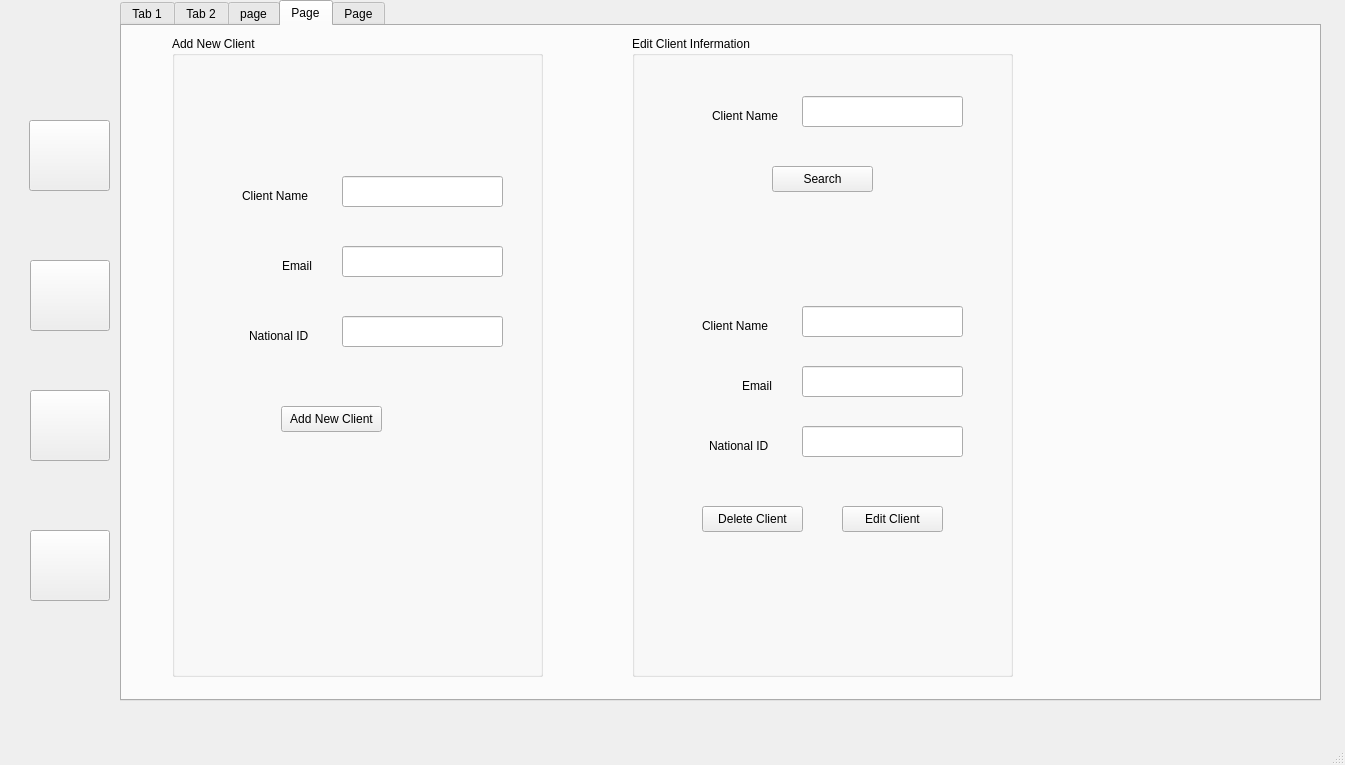
Qt form library.ui (safwanvk/lms) before a commit.
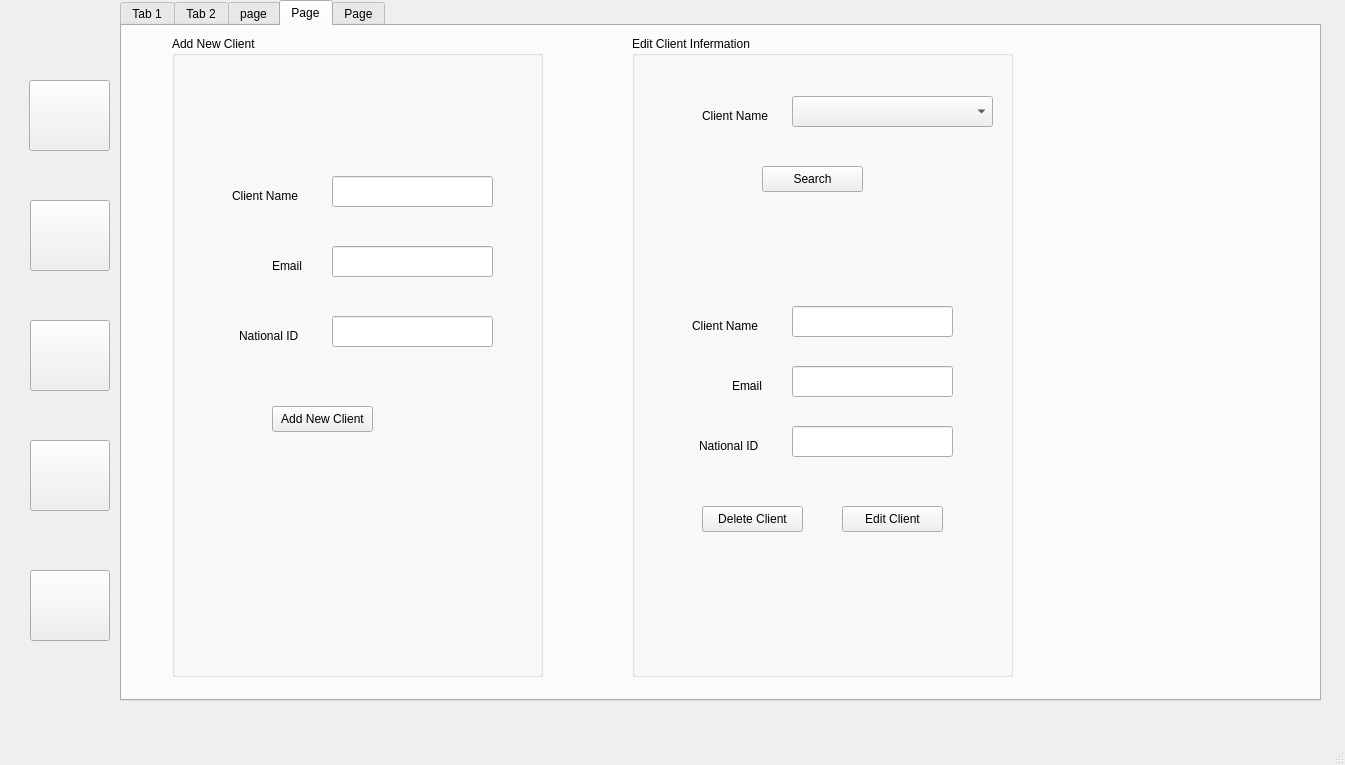
The same form after that commit. The open tabs and pages were chosen to show the change. Icons and pictures are not drawn.

Commit message: :sparkles: Setup add new client

Diff of the .ui file:
```diff
--- a/library.ui
+++ b/library.ui
@@ -18,7 +18,7 @@
     <property name="geometry">
      <rect>
       <x>29</x>
-      <y>120</y>
+      <y>80</y>
       <width>81</width>
       <height>71</height>
      </rect>
@@ -41,7 +41,7 @@
     <property name="geometry">
      <rect>
       <x>30</x>
-      <y>260</y>
+      <y>200</y>
       <width>80</width>
       <height>71</height>
      </rect>
@@ -64,7 +64,7 @@
     <property name="geometry">
      <rect>
       <x>30</x>
-      <y>390</y>
+      <y>320</y>
       <width>80</width>
       <height>71</height>
      </rect>
@@ -87,7 +87,7 @@
     <property name="geometry">
      <rect>
       <x>30</x>
-      <y>530</y>
+      <y>570</y>
       <width>80</width>
       <height>71</height>
      </rect>
@@ -1667,7 +1667,7 @@
       <widget class="QLineEdit" name="lineEdit_2">
        <property name="geometry">
         <rect>
-         <x>170</x>
+         <x>160</x>
          <y>140</y>
          <width>161</width>
          <height>31</height>
@@ -1677,7 +1677,7 @@
       <widget class="QLineEdit" name="lineEdit_16">
        <property name="geometry">
         <rect>
-         <x>170</x>
+         <x>160</x>
          <y>210</y>
          <width>161</width>
          <height>31</height>
@@ -1687,20 +1687,20 @@
       <widget class="QLineEdit" name="lineEdit_17">
        <property name="geometry">
         <rect>
-         <x>170</x>
+         <x>160</x>
          <y>280</y>
          <width>161</width>
          <height>31</height>
         </rect>
        </property>
        <property name="echoMode">
-        <enum>QLineEdit::Password</enum>
+        <enum>QLineEdit::Normal</enum>
        </property>
       </widget>
       <widget class="QLabel" name="label_28">
        <property name="geometry">
         <rect>
-         <x>70</x>
+         <x>60</x>
          <y>150</y>
          <width>81</width>
          <height>20</height>
@@ -1713,7 +1713,7 @@
       <widget class="QLabel" name="label_29">
        <property name="geometry">
         <rect>
-         <x>110</x>
+         <x>100</x>
          <y>220</y>
          <width>41</width>
          <height>20</height>
@@ -1726,9 +1726,9 @@
       <widget class="QLabel" name="label_30">
        <property name="geometry">
         <rect>
-         <x>77</x>
+         <x>67</x>
          <y>290</y>
-         <width>71</width>
+         <width>81</width>
          <height>20</height>
         </rect>
        </property>
@@ -1739,7 +1739,7 @@
       <widget class="QPushButton" name="pushButton_14">
        <property name="geometry">
         <rect>
-         <x>109</x>
+         <x>100</x>
          <y>370</y>
          <width>101</width>
          <height>26</height>
@@ -1765,7 +1765,7 @@
       <widget class="QLabel" name="label_48">
        <property name="geometry">
         <rect>
-         <x>80</x>
+         <x>70</x>
          <y>70</y>
          <width>81</width>
          <height>20</height>
@@ -1775,20 +1775,10 @@
         <string>Client Name</string>
        </property>
       </widget>
-      <widget class="QLineEdit" name="lineEdit_29">
-       <property name="geometry">
-        <rect>
-         <x>170</x>
-         <y>60</y>
-         <width>161</width>
-         <height>31</height>
-        </rect>
-       </property>
-      </widget>
       <widget class="QPushButton" name="pushButton_16">
        <property name="geometry">
         <rect>
-         <x>140</x>
+         <x>130</x>
          <y>130</y>
          <width>101</width>
          <height>26</height>
@@ -1801,7 +1791,7 @@
       <widget class="QLabel" name="label_50">
        <property name="geometry">
         <rect>
-         <x>70</x>
+         <x>60</x>
          <y>280</y>
          <width>81</width>
          <height>20</height>
@@ -1814,7 +1804,7 @@
       <widget class="QLineEdit" name="lineEdit_31">
        <property name="geometry">
         <rect>
-         <x>170</x>
+         <x>160</x>
          <y>270</y>
          <width>161</width>
          <height>31</height>
@@ -1896,7 +1886,7 @@
       <widget class="QLineEdit" name="lineEdit_36">
        <property name="geometry">
         <rect>
-         <x>170</x>
+         <x>160</x>
          <y>330</y>
          <width>161</width>
          <height>31</height>
@@ -1906,7 +1896,7 @@
       <widget class="QLabel" name="label_53">
        <property name="geometry">
         <rect>
-         <x>110</x>
+         <x>100</x>
          <y>340</y>
          <width>41</width>
          <height>20</height>
@@ -2443,9 +2433,9 @@
       <widget class="QLabel" name="label_75">
        <property name="geometry">
         <rect>
-         <x>77</x>
+         <x>67</x>
          <y>400</y>
-         <width>71</width>
+         <width>81</width>
          <height>20</height>
         </rect>
        </property>
@@ -2456,14 +2446,14 @@
       <widget class="QLineEdit" name="lineEdit_56">
        <property name="geometry">
         <rect>
-         <x>170</x>
+         <x>160</x>
          <y>390</y>
          <width>161</width>
          <height>31</height>
         </rect>
        </property>
        <property name="echoMode">
-        <enum>QLineEdit::Password</enum>
+        <enum>QLineEdit::Normal</enum>
        </property>
       </widget>
       <widget class="QPushButton" name="pushButton_26">
@@ -2492,6 +2482,16 @@
         <string>Delete Client</string>
        </property>
       </widget>
+      <widget class="QComboBox" name="comboBox_7">
+       <property name="geometry">
+        <rect>
+         <x>160</x>
+         <y>60</y>
+         <width>201</width>
+         <height>31</height>
+        </rect>
+       </property>
+      </widget>
      </widget>
     </widget>
     <widget class="QWidget" name="tab_4">
@@ -2681,6 +2681,29 @@
      </widget>
     </widget>
    </widget>
+   <widget class="QPushButton" name="pushButton_5">
+    <property name="geometry">
+     <rect>
+      <x>30</x>
+      <y>440</y>
+      <width>80</width>
+      <height>71</height>
+     </rect>
+    </property>
+    <property name="text">
+     <string/>
+    </property>
+    <property name="icon">
+     <iconset resource="icons.qrc">
+      <normaloff>:/icons/books.png</normaloff>:/icons/books.png</iconset>
+    </property>
+    <property name="iconSize">
+     <size>
+      <width>60</width>
+      <height>60</height>
+     </size>
+    </property>
+   </widget>
   </widget>
   <widget class="QMenuBar" name="menubar">
    <property name="geometry">
```
Left out of the diff: 2 changed lines with no effect on the pictures. The commit also changes 1 other file.
